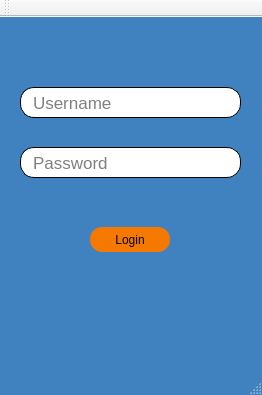
First picture: the form in LoginPage/login.ui, repository KrishnanSG/Cloud, before the edit.
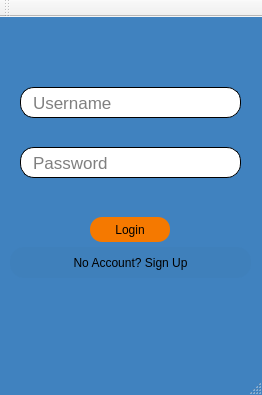
Second picture: the form after the edit. Icons and pictures are not drawn.

Commit message: Added Create Account Page

```diff
--- a/LoginPage/login.ui
+++ b/LoginPage/login.ui
@@ -83,7 +83,7 @@
     <property name="geometry">
      <rect>
       <x>90</x>
-      <y>210</y>
+      <y>200</y>
       <width>80</width>
       <height>25</height>
      </rect>
@@ -103,6 +103,29 @@
      <string>Login</string>
     </property>
    </widget>
+   <widget class="QPushButton" name="create_account">
+    <property name="geometry">
+     <rect>
+      <x>10</x>
+      <y>230</y>
+      <width>241</width>
+      <height>31</height>
+     </rect>
+    </property>
+    <property name="styleSheet">
+     <string notr="true">QPushButton{
+background-color: rgba(46, 52, 54,8);
+color: rgb(0, 0, 0);
+border-radius:14px;
+}
+QPushButton::hover{
+color: rgb(255,255,255);
+}</string>
+    </property>
+    <property name="text">
+     <string>No Account? Sign Up</string>
+    </property>
+   </widget>
    <zorder>lineEdit_2</zorder>
    <zorder>pushButton</zorder>
    <zorder>lineEdit</zorder>
```
Left out of the diff: 1 changed line with no effect on the pictures. The commit also changes 13 other files.
